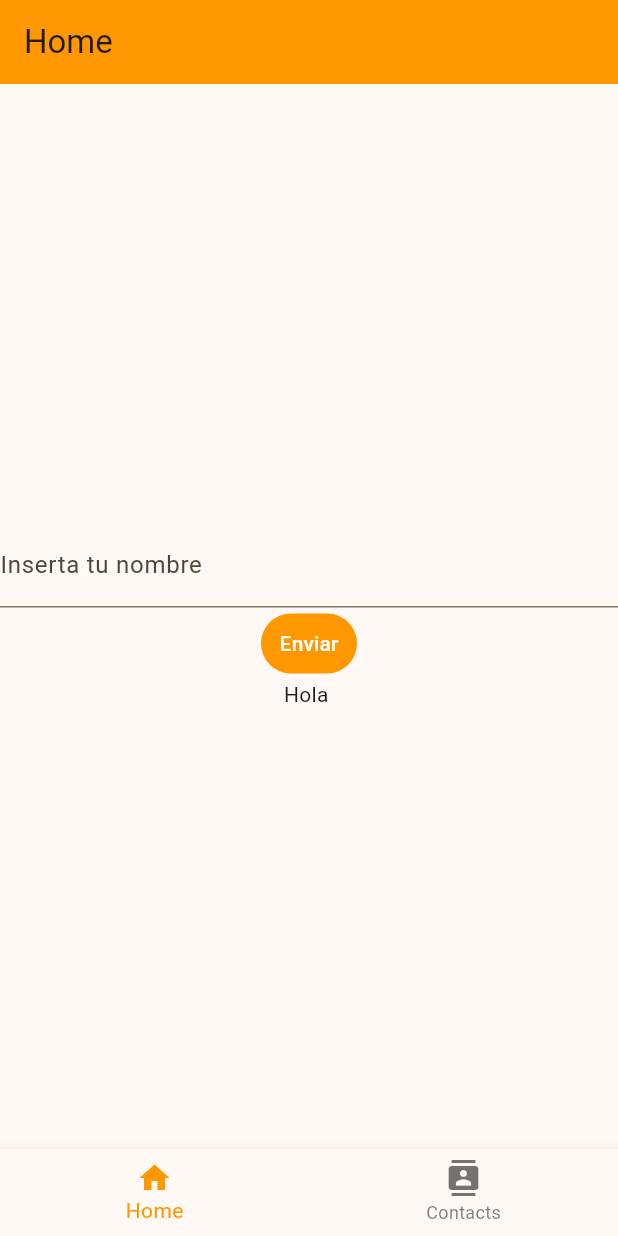
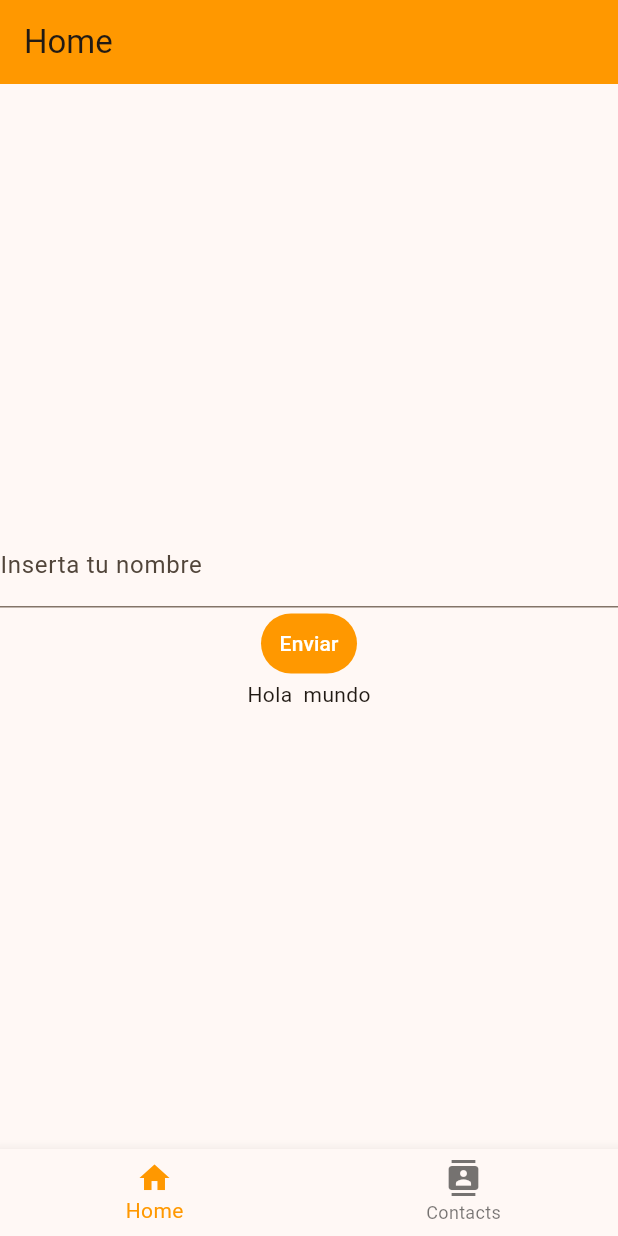
Before and after one commit to HiramZednem/HEYCAP-FLUTTER, a Flutter app: the screen it shows after launch, on a phone screen of 412 x 824 dp. Run offline on Flutter 3.47's test engine with Material 3 defaults, Android fonts, the phone set to English and light mode, and no system bars.

```diff
--- a/lib/main.dart
+++ b/lib/main.dart
@@ -1,7 +1,6 @@
 import 'package:flutter/material.dart';
 import 'package:heycap/screen/contacts.dart';
 import 'package:heycap/screen/home.dart';
-import 'package:url_launcher/url_launcher.dart';
 
 void main() {
   runApp(const MyApp());
@@ -65,3 +64,4 @@ class _MainScreenState extends State<MainScreen> {
     );
   }
 }
+//
--- a/lib/screen/contacts.dart
+++ b/lib/screen/contacts.dart
@@ -8,15 +8,15 @@ class ContactsScreen extends StatelessWidget {
   Widget build(BuildContext context) {
     final Map<String, Map<String, String>> teamMembers = {
       'Miembro1': {
-        'name': 'Yahir Alberto Albores Madrigal',
+        'name': 'Yahir Alberto Albores Madrigal - 221228',
         'phone': '9613234438',
       },
       'Miembro2': {
-        'name': 'Carlos Hiram Culebro Mendez',
+        'name': 'Carlos Hiram Culebro Mendez - 213456',
         'phone': '9613321460'
       },
       'Miembro3': {
-        'name': 'Carlos Eduardo Chanona Aquino',
+        'name': 'Carlos Eduardo Chanona Aquino - 221233',
         'phone': '9614309361'
       },
     };
--- a/lib/screen/home.dart
+++ b/lib/screen/home.dart
@@ -1,7 +1,7 @@
 import 'package:flutter/material.dart';
 
 class HomeScreen extends StatefulWidget {
-  HomeScreen({Key? key}) : super(key: key);
+  const HomeScreen({super.key});
 
   @override
   _HomeScreenState createState() => _HomeScreenState();
@@ -30,8 +30,8 @@ class _HomeScreenState extends State<HomeScreen> {
             ),
             TextButton(
               style: ButtonStyle(
-                foregroundColor: MaterialStateProperty.all(Colors.white),
-                backgroundColor: MaterialStateProperty.all(Colors.orange),
+                foregroundColor: WidgetStateProperty.all(Colors.white),
+                backgroundColor: WidgetStateProperty.all(Colors.orange),
               ),
               onPressed: () {
                 setState(() {
@@ -41,7 +41,7 @@ class _HomeScreenState extends State<HomeScreen> {
               },
               child: const Text('Enviar'),
             ),
-            Text('Hola $nombre'),
+            Text('Hola $nombre mundo'),
           ],
         ),
       ),
```
Also changed, not shown: 2 other files.
